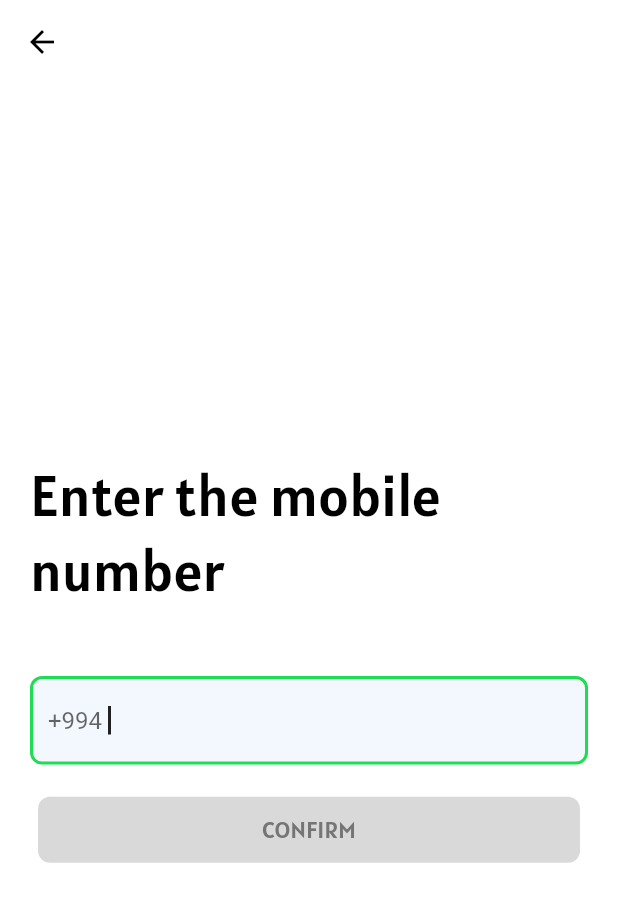
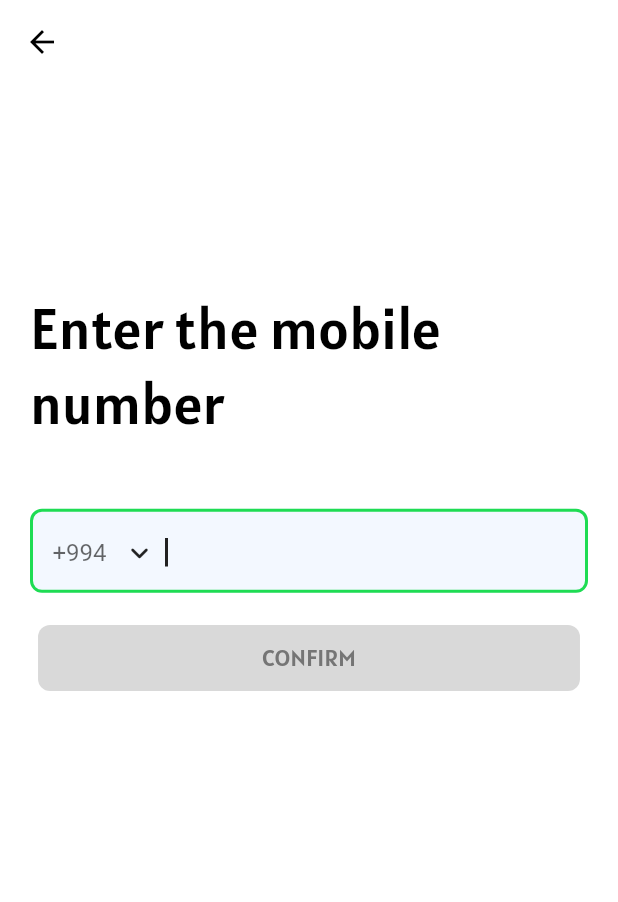
Before and after one commit to PattonSayd/FitCoachaz-collab, a Flutter app: the screen it shows after launch, on a phone screen of 412 x 824 dp. Shown: the top 902 px of the screen. Run offline on Flutter 3.47's test engine with Material 2 defaults, Android fonts, the phone set to English and light mode, and no system bars; our stand-ins replace bloc, carousel_slider, chewie, cloud_firestore, connectivity_plus, equatable and 9 more; accounts and stored records are empty; generated files the repository leaves out were written again.

Commit message:
fixed TextFormField, add prefix PopupMenuButton

```diff
--- /dev/null
+++ b/lib/app/config.dart
@@ -0,0 +1 @@
+const List<String> phonePrefix = ['+994', '+99'];
--- a/lib/app/screen_factory.dart/screen_factory.dart
+++ b/lib/app/screen_factory.dart/screen_factory.dart
@@ -32,8 +32,10 @@ class ScreenFactory {
       providers: [
         BlocProvider(create: (context) => regBloc),
         BlocProvider(
-            create: (context) =>
-                NetworkConnectivityCubit(connectivity: Connectivity())),
+          create: (context) => NetworkConnectivityCubit(
+            connectivity: Connectivity(),
+          ),
+        ),
       ],
       child: const RegisterScreen(),
     );
--- a/lib/ui/bloc/register/register_bloc.dart
+++ b/lib/ui/bloc/register/register_bloc.dart
@@ -10,6 +10,8 @@ part 'register_state.dart';
 
 class RegisterBloc extends Bloc<RegisterEvent, RegisterState> {
   String registerResult = '';
+  late final String _verificationId;
+  late final int? _resendToken;
   final registerRepository = RegisterRepository();
 
   RegisterBloc() : super(const RegisterStateInitial()) {
@@ -52,8 +54,10 @@ class RegisterBloc extends Bloc<RegisterEvent, RegisterState> {
           add(OnPhoneAuthErrorRegisterEvent(error: e.code));
         },
         codeSent: (String verificationId, int? resendToken) {
+          _verificationId = verificationId;
+          _resendToken = resendToken;
           add(OnPhoneOTPSentRegisterEvent(
-              verificationId: verificationId, token: resendToken));
+              verificationId: _verificationId, token: _resendToken));
         },
         codeAutoRetrievalTimeout: (String verificationId) {},
       );
--- a/lib/ui/screens/register/register_components.dart
+++ b/lib/ui/screens/register/register_components.dart
@@ -2,11 +2,12 @@ import 'package:flutter/material.dart';
 import 'package:flutter_screenutil/flutter_screenutil.dart';
 import 'package:mask_text_input_formatter/mask_text_input_formatter.dart';
 
+import '../../../app/config.dart';
 import '../../style/app_text_style.dart';
 import '../../theme/app_colors.dart';
 
 var maskFormatter = MaskTextInputFormatter(
-  mask: '(##) ###-##-##',
+  mask: '## ### ## ##',
   filter: {"#": RegExp(r'[0-9]')},
 );
 
@@ -15,6 +16,8 @@ class NumberInput extends StatelessWidget {
   final FocusNode focus;
   final void Function(String) onChanged;
   final String? Function(String?) validator;
+  final void Function(String)? onSelected;
+  final String seletedPrefix;
   final String? errorText;
   final String? hintText;
   final String? labelText;
@@ -26,12 +29,14 @@ class NumberInput extends StatelessWidget {
     required this.controller,
     required this.focus,
     required this.onChanged,
-    this.keyboardType,
     required this.validator,
+    required this.onSelected,
+    required this.seletedPrefix,
+    this.errorText,
     this.hintText,
     this.labelText,
+    this.keyboardType,
     this.obscureText = false,
-    this.errorText,
   }) : super(key: key);
 
   @override
@@ -47,8 +52,11 @@ class NumberInput extends StatelessWidget {
       focusNode: focus,
       cursorColor: AppColors.darkGrey,
       decoration: InputDecoration(
+        contentPadding: const EdgeInsets.symmetric(
+          vertical: 16,
+          horizontal: 10,
+        ),
         errorText: errorText,
-        prefix: const Text('+994 '),
         hintText: hintText,
         labelText: labelText,
         labelStyle: AppTextStyle.labelText,
@@ -56,7 +64,66 @@ class NumberInput extends StatelessWidget {
           fontSize: 14.spMin,
           color: AppColors.pink,
         ),
+        prefix: PopupMenuButton(
+          offset: const Offset(-15, -15),
+          onSelected: onSelected,
+          child: SizedBox(
+            width: 80,
+            child: Row(
+              mainAxisAlignment: MainAxisAlignment.spaceAround,
+              children: <Widget>[
+                Text(seletedPrefix),
+                const Icon(Icons.keyboard_arrow_down_rounded)
+              ],
+            ),
+          ),
+          itemBuilder: (context) => phonePrefix
+              .map((prefix) => PopupMenuItem(
+                    height: 40,
+                    value: prefix,
+                    child: Align(child: Text(prefix)),
+                  ))
+              .toList(),
+        ),
       ),
     );
   }
 }
+
+// class CustomPopupMenuItem<T> extends PopupMenuItem<T> {
+//   final String text;
+//   final IconData icon;
+//   final Color textColor;
+//   final Color iconColor;
+//   final VoidCallback onTap;
+
+//   CustomPopupMenuItem({
+//     super.key,
+//     required this.text,
+//     required this.icon,
+//     this.textColor = Colors.black87,
+//     this.iconColor = Colors.black87,
+//     required this.onTap,
+//   }) : super(
+//           child: Container(
+//             padding: EdgeInsets.all(12.0),
+//             child: Row(
+//               children: [
+//                 Icon(
+//                   icon,
+//                   color: iconColor,
+//                 ),
+//                 SizedBox(width: 16.0),
+//                 Text(
+//                   text,
+//                   style: TextStyle(
+//                     color: textColor,
+//                     fontSize: 16.0,
+//                   ),
+//                 ),
+//               ],
+//             ),
+//           ),
+//           onTap: onTap,
+//         );
+// }
--- a/lib/ui/screens/register/register_screen.dart
+++ b/lib/ui/screens/register/register_screen.dart
@@ -29,6 +29,7 @@ class _RegisterScreenState extends State<RegisterScreen> {
   String? _errorText;
   bool _isActive = false;
   bool _loading = false;
+  String seletedPrefix = '+994';
 
   @override
   void initState() {
@@ -59,13 +60,14 @@ class _RegisterScreenState extends State<RegisterScreen> {
         final bool contains51InBrackets =
             RegExp(r"\(50\)|\(51\)|\(55\)|\(77\)|\(70\)|\(10\)\(99\)")
                 .hasMatch(phoneNum);
-        if (phoneNum.length < 14 || !contains51InBrackets) {
+        if (phoneNum.length < 12) {
+          _errorText = 'Wrong length';
+        } else if (!contains51InBrackets) {
           _errorText = 'Field is wrong';
         } else {
           _errorText = null;
-          context
-              .read<RegisterBloc>()
-              .add(SendOTPToPhoneRegisterEvent(number: _numberController.text));
+          context.read<RegisterBloc>().add(SendOTPToPhoneRegisterEvent(
+              number: seletedPrefix + _numberController.text));
         }
         setState(() {});
         break;
@@ -85,8 +87,10 @@ class _RegisterScreenState extends State<RegisterScreen> {
     logger.wtf("buildiw");
     return Scaffold(
       appBar: AppBar(),
-      body: Padding(
-        padding: const EdgeInsets.all(20.0),
+      body: SingleChildScrollView(
+        child: Padding(
+          padding: const EdgeInsets.symmetric(horizontal: 20)
+              .copyWith(top: context.deviceHeight / 6),
           child: Column(
             mainAxisAlignment: MainAxisAlignment.center,
             children: [
@@ -98,6 +102,7 @@ class _RegisterScreenState extends State<RegisterScreen> {
                 height: 47.h,
               ),
               NumberInput(
+                seletedPrefix: seletedPrefix,
                 errorText: _errorText,
                 controller: _numberController,
                 focus: _numberFocus,
@@ -108,6 +113,11 @@ class _RegisterScreenState extends State<RegisterScreen> {
                     return context.localizations.enterNumber;
                   }
                   return null;
+                },
+                onSelected: (prefix) {
+                  setState(() {
+                    seletedPrefix = prefix;
+                  });
                 },
               ),
               SizedBox(
@@ -148,6 +158,7 @@ class _RegisterScreenState extends State<RegisterScreen> {
             ],
           ),
         ),
+      ),
     );
   }
 }
--- a/lib/ui/theme/app_theme.dart
+++ b/lib/ui/theme/app_theme.dart
@@ -19,6 +19,11 @@ class AppTheme {
       selectedItemColor: AppColors.pink,
       unselectedItemColor: AppColors.grey,
     ),
+    popupMenuTheme: const PopupMenuThemeData(
+      shape: RoundedRectangleBorder(
+        borderRadius: BorderRadius.all(Radius.circular(8)),
+      ),
+    ),
   );
 }
 
```
Also changed, not shown: lib/ui/screens/otp/otp_screen.dart (+1 -6 lines). Lines whose indentation alone changed are shown as unchanged.
